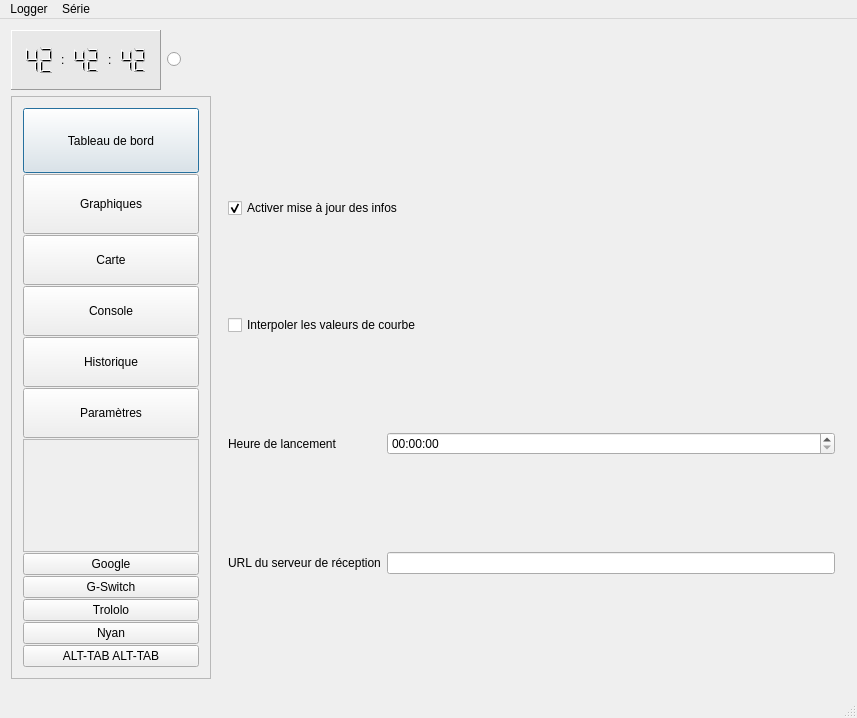
Above: FenPrincipale.ui from mjc-ermont/Cookie-Logger before the change. Below: the same form after it.
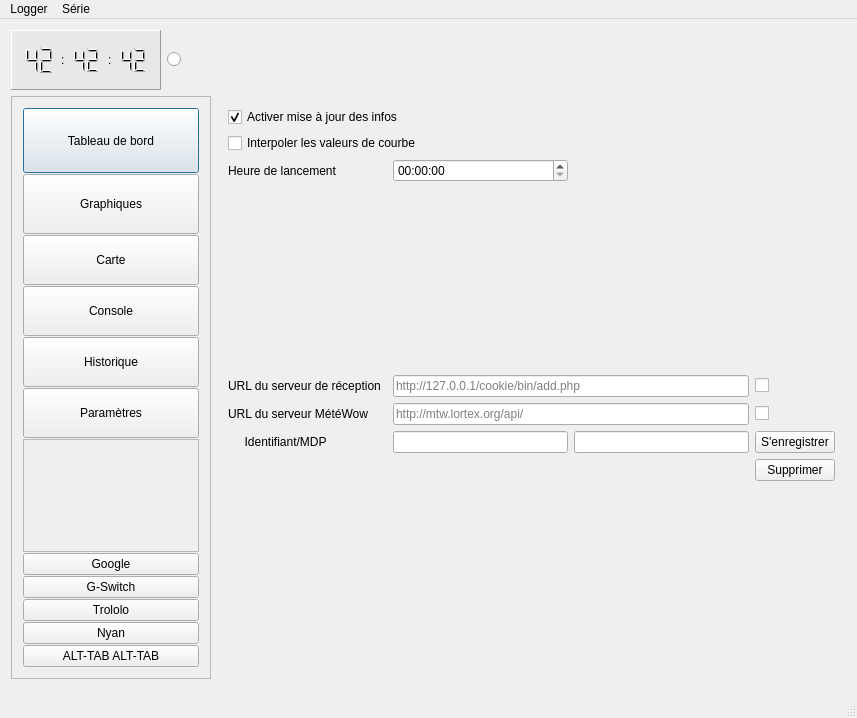
That is the form after the change. The open tabs and pages were chosen to show the change. Icons and pictures are not drawn.

```diff
--- a/FenPrincipale.ui
+++ b/FenPrincipale.ui
@@ -21,8 +21,8 @@
    <bool>false</bool>
   </property>
   <widget class="QWidget" name="widgetCentral">
-   <layout class="QVBoxLayout" name="verticalLayout_5">
-    <item>
+   <layout class="QGridLayout" name="gridLayout_7">
+    <item row="0" column="0">
      <layout class="QGridLayout" name="gridLayout_2" rowstretch="5,0" columnstretch="0,0,1,1">
       <item row="0" column="0">
        <widget class="QFrame" name="frame_2">
@@ -405,25 +405,49 @@
          </layout>
         </widget>
         <widget class="QWidget" name="p_params">
-         <layout class="QGridLayout" name="gridLayout" rowstretch="1,0,0,0">
-          <item row="3" column="2">
-           <widget class="QLineEdit" name="dataServerLineEdit"/>
-          </item>
-          <item row="3" column="1">
-           <widget class="QLabel" name="label_3">
-            <property name="text">
-             <string>URL du serveur de réception</string>
+         <layout class="QGridLayout" name="gridLayout" rowstretch="0,0,0,0,0,0,0,0,0,0">
+          <item row="4" column="3" colspan="2">
+           <widget class="QLineEdit" name="dataServerLineEdit">
+            <property name="placeholderText">
+             <string>http://127.0.0.1/cookie/bin/add.php</string>
             </property>
            </widget>
           </item>
-          <item row="1" column="1" colspan="2">
+          <item row="1" column="1" colspan="3">
            <widget class="QCheckBox" name="interpol_curve">
             <property name="text">
              <string>Interpoler les valeurs de courbe</string>
             </property>
            </widget>
           </item>
-          <item row="0" column="1" colspan="2">
+          <item row="4" column="5">
+           <widget class="QCheckBox" name="dataServerCheckBox">
+            <property name="text">
+             <string/>
+            </property>
+           </widget>
+          </item>
+          <item row="3" column="1" colspan="5">
+           <spacer name="verticalSpacer_2">
+            <property name="orientation">
+             <enum>Qt::Vertical</enum>
+            </property>
+            <property name="sizeHint" stdset="0">
+             <size>
+              <width>20</width>
+              <height>40</height>
+             </size>
+            </property>
+           </spacer>
+          </item>
+          <item row="4" column="1">
+           <widget class="QLabel" name="label_3">
+            <property name="text">
+             <string>URL du serveur de réception</string>
+            </property>
+           </widget>
+          </item>
+          <item row="0" column="1" colspan="3">
            <widget class="QCheckBox" name="get_infos">
             <property name="text">
              <string>Activer mise à jour des infos</string>
@@ -433,13 +457,6 @@
             </property>
            </widget>
           </item>
-          <item row="2" column="2">
-           <widget class="QTimeEdit" name="heureLancement">
-            <property name="displayFormat">
-             <string>HH:mm:ss</string>
-            </property>
-           </widget>
-          </item>
           <item row="2" column="1">
            <widget class="QLabel" name="label_4">
             <property name="text">
@@ -447,6 +464,90 @@
             </property>
            </widget>
           </item>
+          <item row="5" column="1">
+           <widget class="QLabel" name="label_5">
+            <property name="text">
+             <string>URL du serveur MétéWow</string>
+            </property>
+           </widget>
+          </item>
+          <item row="9" column="1" colspan="5">
+           <spacer name="verticalSpacer">
+            <property name="orientation">
+             <enum>Qt::Vertical</enum>
+            </property>
+            <property name="sizeHint" stdset="0">
+             <size>
+              <width>20</width>
+              <height>40</height>
+             </size>
+            </property>
+           </spacer>
+          </item>
+          <item row="7" column="5">
+           <widget class="QPushButton" name="metewowRegisterPushButton">
+            <property name="text">
+             <string>S'enregistrer</string>
+            </property>
+           </widget>
+          </item>
+          <item row="7" column="3">
+           <widget class="QLineEdit" name="metewowMacLineEdit"/>
+          </item>
+          <item row="7" column="1">
+           <widget class="QLabel" name="label_6">
+            <property name="text">
+             <string>     Identifiant/MDP</string>
+            </property>
+           </widget>
+          </item>
+          <item row="5" column="5">
+           <widget class="QCheckBox" name="metewowServerCheckBox">
+            <property name="text">
+             <string/>
+            </property>
+            <property name="autoRepeat">
+             <bool>false</bool>
+            </property>
+           </widget>
+          </item>
+          <item row="5" column="3" colspan="2">
+           <widget class="QLineEdit" name="metewowServerLineEdit">
+            <property name="toolTip">
+             <string/>
+            </property>
+            <property name="statusTip">
+             <string/>
+            </property>
+            <property name="whatsThis">
+             <string/>
+            </property>
+            <property name="placeholderText">
+             <string>http://mtw.lortex.org/api/</string>
+            </property>
+           </widget>
+          </item>
+          <item row="7" column="4">
+           <widget class="QLineEdit" name="metewowMdpLineEdit">
+            <property name="echoMode">
+             <enum>QLineEdit::Password</enum>
+            </property>
+           </widget>
+          </item>
+          <item row="2" column="3">
+           <widget class="QTimeEdit" name="heureLancement">
+            <property name="displayFormat">
+             <string>HH:mm:ss</string>
+            </property>
+           </widget>
+          </item>
+          <item row="8" column="5">
+           <widget class="QPushButton" name="metewowDeletePushButton">
+            <property name="text">
+             <string>Supprimer</string>
+            </property>
+           </widget>
+          </item>
          </layout>
         </widget>
         <widget class="QWidget" name="p_graphics">
```
Left out of the diff: 76 changed lines with no effect on the pictures.
